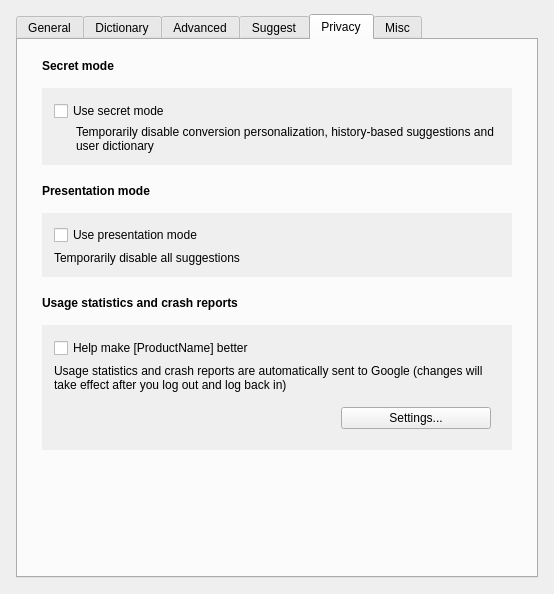
This is src/gui/config_dialog/config_dialog.ui in yoshikiobata/mozc as Qt 5 draws it before an edit. The edited form follows.
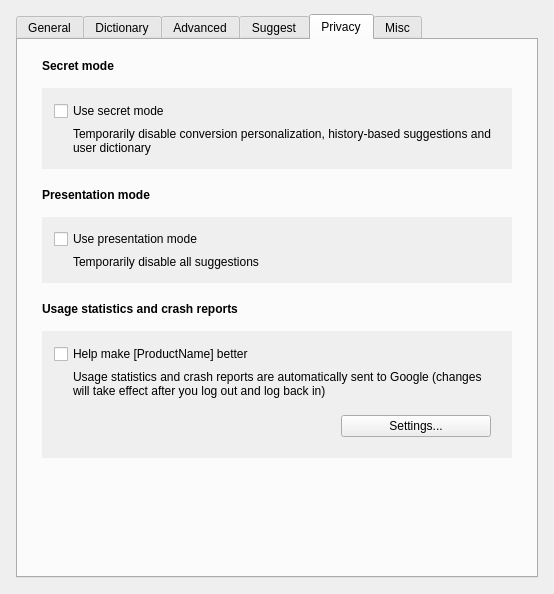
This is the edited form. The open tabs and pages were chosen to show the change. Custom widgets are drawn as their Qt base class.

The edit to the form file:
```diff
--- a/src/gui/config_dialog/config_dialog.ui
+++ b/src/gui/config_dialog/config_dialog.ui
@@ -1255,9 +1255,6 @@
            <property name="bottomMargin">
             <number>12</number>
            </property>
-           <property name="verticalSpacing">
-            <number>4</number>
-           </property>
            <item row="0" column="0">
             <widget class="QCheckBox" name="incognitoModeCheckBox">
              <property name="sizePolicy">
@@ -1283,7 +1280,7 @@
               </sizepolicy>
              </property>
              <property name="styleSheet">
-              <string>padding: 0px 0px 0px 19px</string>
+              <string>padding: 0px 0px 2px 16px</string>
              </property>
              <property name="text">
               <string>Temporarily disable conversion personalization, history-based suggestions and user dictionary</string>
@@ -1342,9 +1339,6 @@
            <property name="bottomMargin">
             <number>12</number>
            </property>
-           <property name="verticalSpacing">
-            <number>6</number>
-           </property>
            <item row="0" column="0">
             <widget class="QCheckBox" name="presentationModeCheckBox">
              <property name="text">
@@ -1360,6 +1354,9 @@
                <verstretch>0</verstretch>
               </sizepolicy>
              </property>
+             <property name="styleSheet">
+              <string>padding: 0px 0px 2px 16px</string>
+             </property>
              <property name="text">
               <string>Temporarily disable all suggestions</string>
              </property>
@@ -1455,15 +1452,24 @@
               </item>
               <item row="1" column="0">
                <widget class="QLabel" name="usageStatsMessage">
+                <property name="sizePolicy">
+                 <sizepolicy hsizetype="Expanding" vsizetype="Preferred">
+                  <horstretch>0</horstretch>
+                  <verstretch>0</verstretch>
+                 </sizepolicy>
+                </property>
                 <property name="text">
                  <string>Usage statistics and crash reports are automatically sent to Google (changes will take effect after you log out and log back in)</string>
                 </property>
+                <property name="styleSheet">
+                 <string>padding: 0px 0px 2px 16px</string>
+                </property>
                 <property name="wordWrap">
                  <bool>true</bool>
                 </property>
                </widget>
               </item>
-              <item row="2" column="0">
+              <item row="2" column="0" colspan="2">
                <widget class="QFrame" name="launchAdministrationDialogButtonForUsageStatsContainer">
                 <layout class="QHBoxLayout" name="launchAdministrationDialogButtonForUsageStatsContainerLayout">
                  <item>
```
